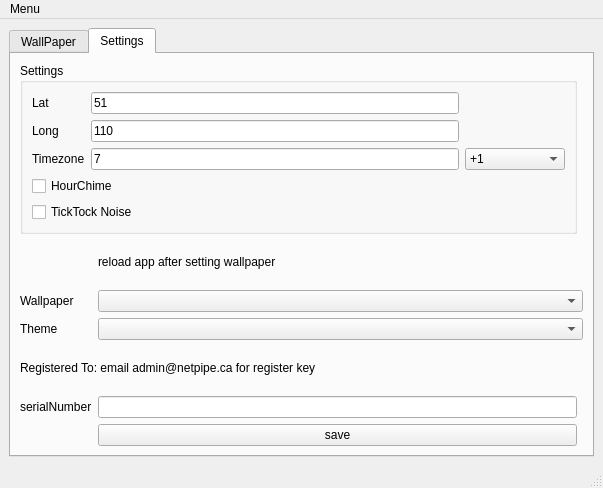
First picture: the form in mainwindow.ui, repository netpipe/AnDesk, before the edit.
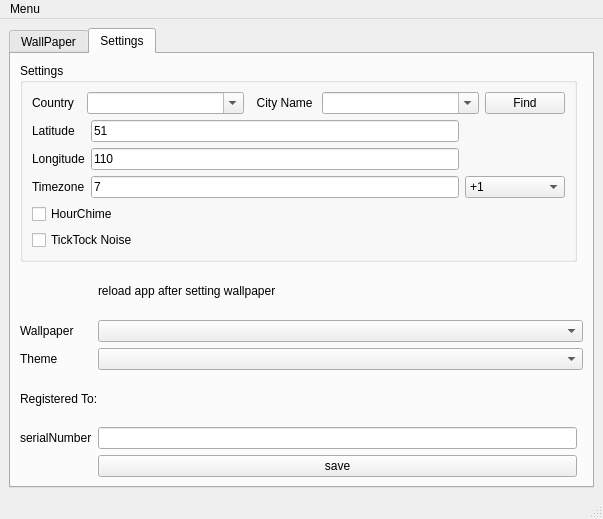
Second picture: the form after the edit.

```diff
--- a/mainwindow.ui
+++ b/mainwindow.ui
@@ -7,7 +7,7 @@
     <x>0</x>
     <y>0</y>
     <width>603</width>
-    <height>488</height>
+    <height>519</height>
    </rect>
   </property>
   <property name="windowTitle">
@@ -29,8 +29,8 @@
          <rect>
           <x>9</x>
           <y>9</y>
-          <width>479</width>
-          <height>19</height>
+          <width>561</width>
+          <height>22</height>
          </rect>
         </property>
         <layout class="QHBoxLayout" name="horizontalLayout">
@@ -39,7 +39,6 @@
            <property name="font">
             <font>
              <pointsize>11</pointsize>
-             <weight>75</weight>
              <bold>true</bold>
             </font>
            </property>
@@ -53,7 +52,6 @@
            <property name="font">
             <font>
              <pointsize>11</pointsize>
-             <weight>75</weight>
              <bold>true</bold>
             </font>
            </property>
@@ -67,7 +65,6 @@
            <property name="font">
             <font>
              <pointsize>11</pointsize>
-             <weight>75</weight>
              <bold>true</bold>
             </font>
            </property>
@@ -81,7 +78,6 @@
            <property name="font">
             <font>
              <pointsize>11</pointsize>
-             <weight>75</weight>
              <bold>true</bold>
             </font>
            </property>
@@ -95,7 +91,6 @@
            <property name="font">
             <font>
              <pointsize>11</pointsize>
-             <weight>75</weight>
              <bold>true</bold>
             </font>
            </property>
@@ -109,7 +104,6 @@
            <property name="font">
             <font>
              <pointsize>11</pointsize>
-             <weight>75</weight>
              <bold>true</bold>
             </font>
            </property>
@@ -122,7 +116,6 @@
           <widget class="QLabel" name="moon">
            <property name="font">
             <font>
-             <weight>75</weight>
              <bold>true</bold>
             </font>
            </property>
@@ -136,9 +129,9 @@
        <widget class="QPushButton" name="wallpaperButton">
         <property name="geometry">
          <rect>
-          <x>297</x>
-          <y>352</y>
-          <width>111</width>
+          <x>320</x>
+          <y>350</y>
+          <width>211</width>
           <height>27</height>
          </rect>
         </property>
@@ -181,7 +174,7 @@
        <widget class="QLabel" name="lblCurTime">
         <property name="geometry">
          <rect>
-          <x>340</x>
+          <x>290</x>
           <y>260</y>
           <width>201</width>
           <height>31</height>
@@ -190,7 +183,6 @@
         <property name="font">
          <font>
           <pointsize>11</pointsize>
-          <weight>75</weight>
           <bold>true</bold>
          </font>
         </property>
@@ -207,16 +199,19 @@
         <string>Settings</string>
        </attribute>
        <layout class="QGridLayout" name="gridLayout_3">
-        <item row="3" column="1" colspan="2">
-         <widget class="QComboBox" name="cmbwalls"/>
-        </item>
-        <item row="2" column="1">
-         <widget class="QLabel" name="label_8">
+        <item row="4" column="0">
+         <widget class="QLabel" name="label_7">
           <property name="text">
-           <string>reload app after setting wallpaper</string>
+           <string>Theme</string>
           </property>
          </widget>
         </item>
+        <item row="6" column="1">
+         <widget class="QLineEdit" name="serialtxt"/>
+        </item>
+        <item row="4" column="1" colspan="2">
+         <widget class="QComboBox" name="cmbTheme"/>
+        </item>
         <item row="6" column="0">
          <widget class="QLabel" name="label_4">
           <property name="text">
@@ -227,60 +222,52 @@
         <item row="5" column="0" colspan="3">
          <widget class="QLabel" name="lblregister">
           <property name="text">
-           <string>Registered To: email admin@netpipe.ca for register key</string>
+           <string>Registered To:</string>
           </property>
          </widget>
         </item>
-        <item row="4" column="0">
-         <widget class="QLabel" name="label_7">
+        <item row="3" column="1" colspan="2">
+         <widget class="QComboBox" name="cmbwalls"/>
+        </item>
+        <item row="2" column="1">
+         <widget class="QLabel" name="label_8">
           <property name="text">
-           <string>Theme</string>
+           <string>reload app after setting wallpaper</string>
           </property>
          </widget>
         </item>
-        <item row="0" column="0" colspan="2">
+        <item row="3" column="0">
+         <widget class="QLabel" name="label_6">
+          <property name="text">
+           <string>Wallpaper</string>
+          </property>
+         </widget>
+        </item>
+        <item row="7" column="1">
+         <widget class="QPushButton" name="saveButton">
+          <property name="text">
+           <string>save</string>
+          </property>
+         </widget>
+        </item>
+        <item row="0" column="0" rowspan="2" colspan="2">
          <widget class="QGroupBox" name="groupBox">
           <property name="title">
            <string>Settings</string>
           </property>
           <layout class="QGridLayout" name="gridLayout_2">
-           <item row="0" column="1">
-            <widget class="QLineEdit" name="lattxt">
-             <property name="text">
-              <string>51</string>
-             </property>
-            </widget>
-           </item>
-           <item row="1" column="0">
-            <widget class="QLabel" name="label_2">
-             <property name="text">
-              <string>Long</string>
-             </property>
-            </widget>
-           </item>
-           <item row="3" column="0" colspan="2">
+           <item row="5" column="0" colspan="2">
             <widget class="QCheckBox" name="hchimechk">
              <property name="text">
               <string>HourChime</string>
              </property>
             </widget>
            </item>
-           <item row="1" column="1">
-            <widget class="QLineEdit" name="longtxt">
-             <property name="text">
-              <string>110</string>
-             </property>
-            </widget>
-           </item>
-           <item row="2" column="0">
-            <widget class="QLabel" name="label_3">
-             <property name="text">
-              <string>Timezone</string>
-             </property>
-            </widget>
-           </item>
-           <item row="2" column="2">
+           <item row="4" column="2">
             <widget class="QComboBox" name="comboBox">
+             <property name="maxVisibleItems">
+              <number>10</number>
+             </property>
              <item>
               <property name="text">
                <string>+1</string>
@@ -323,50 +310,100 @@
              </item>
             </widget>
            </item>
-           <item row="0" column="0">
+           <item row="6" column="0" colspan="2">
+            <widget class="QCheckBox" name="tockchk">
+             <property name="text">
+              <string>TickTock Noise</string>
+             </property>
+            </widget>
+           </item>
+           <item row="3" column="0">
+            <widget class="QLabel" name="label_2">
+             <property name="text">
+              <string>Longitude</string>
+             </property>
+            </widget>
+           </item>
+           <item row="2" column="0">
             <widget class="QLabel" name="label">
              <property name="text">
-              <string>Lat</string>
+              <string>Latitude</string>
              </property>
             </widget>
            </item>
-           <item row="2" column="1">
+           <item row="4" column="0">
+            <widget class="QLabel" name="label_3">
+             <property name="text">
+              <string>Timezone</string>
+             </property>
+            </widget>
+           </item>
+           <item row="4" column="1">
             <widget class="QLineEdit" name="tztxt">
              <property name="text">
               <string>7</string>
              </property>
             </widget>
            </item>
-           <item row="4" column="0" colspan="2">
-            <widget class="QCheckBox" name="tockchk">
+           <item row="3" column="1">
+            <widget class="QLineEdit" name="longtxt">
              <property name="text">
-              <string>TickTock Noise</string>
+              <string>110</string>
              </property>
             </widget>
            </item>
+           <item row="2" column="1">
+            <widget class="QLineEdit" name="lattxt">
+             <property name="text">
+              <string>51</string>
+             </property>
+            </widget>
+           </item>
+           <item row="0" column="0" colspan="3">
+            <layout class="QHBoxLayout" name="horizontalLayout_3" stretch="0,1,0,1,0">
+             <property name="spacing">
+              <number>6</number>
+             </property>
+             <item>
+              <widget class="QLabel" name="lblCountry">
+               <property name="text">
+                <string>Country  </string>
+               </property>
+              </widget>
+             </item>
+             <item>
+              <widget class="QComboBox" name="cmbCountry">
+               <property name="editable">
+                <bool>true</bool>
+               </property>
+              </widget>
+             </item>
+             <item>
+              <widget class="QLabel" name="lblCity">
+               <property name="text">
+                <string>  City Name </string>
+               </property>
+              </widget>
+             </item>
+             <item>
+              <widget class="QComboBox" name="cmbCity">
+               <property name="editable">
+                <bool>true</bool>
+               </property>
+              </widget>
+             </item>
+             <item>
+              <widget class="QPushButton" name="geobutton">
+               <property name="text">
+                <string>Find</string>
+               </property>
+              </widget>
+             </item>
+            </layout>
+           </item>
           </layout>
          </widget>
         </item>
-        <item row="3" column="0">
-         <widget class="QLabel" name="label_6">
-          <property name="text">
-           <string>Wallpaper</string>
-          </property>
-         </widget>
-        </item>
-        <item row="6" column="1">
-         <widget class="QLineEdit" name="serialtxt"/>
-        </item>
-        <item row="4" column="1" colspan="2">
-         <widget class="QComboBox" name="cmbTheme"/>
-        </item>
-        <item row="7" column="1">
-         <widget class="QPushButton" name="pushButton">
-          <property name="text">
-           <string>save</string>
-          </property>
-         </widget>
-        </item>
        </layout>
       </widget>
      </widget>
@@ -379,7 +416,7 @@
      <x>0</x>
      <y>0</y>
      <width>603</width>
-     <height>27</height>
+     <height>22</height>
     </rect>
    </property>
    <widget class="QMenu" name="menuExit">
```
